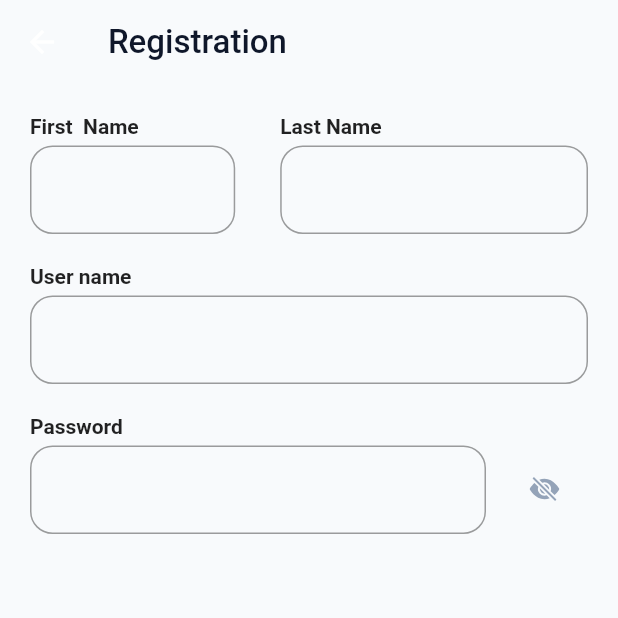
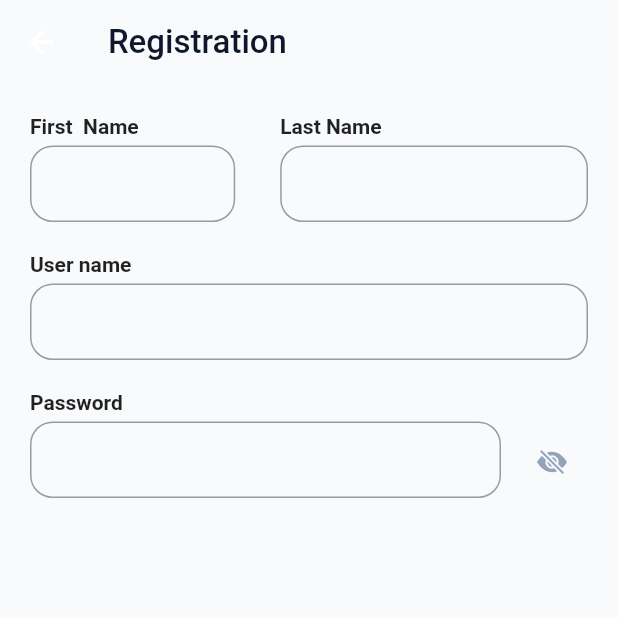
Before and after one commit to sagar-sangani/starter_app, a Flutter app: the Task4 screen opened directly, on a phone screen of 412 x 824 dp, the top half of it. Run offline on Flutter 3.47's test engine with Material 2 defaults, Android fonts, the light colour scheme and no system bars; our stand-ins replace bootstrap_icons, google_fonts; missing offline and left inert: figma_squircle.

Commit message:
testcase for task 4

```diff
--- a/lib/app/views/home_view.dart
+++ b/lib/app/views/home_view.dart
@@ -20,6 +20,7 @@ class HomeView extends StatelessWidget {
           ...TASK_LIST
               .map(
                 (e) => GridItem(
+                  key: ValueKey(e.name),
                   serialNumber: TASK_LIST.indexOf(e) + 1,
                   name: e.name,
                   widget: e.widget,
--- a/lib/app/views/tasks/task_4/task_4.dart
+++ b/lib/app/views/tasks/task_4/task_4.dart
@@ -105,6 +105,7 @@ class _Task4State extends State<Task4> {
                                     const BorderSide(color: TWColors.black),
                                 borderRadius: BorderRadius.circular(15),
                               ),
+                              isDense: true,
                             ),
                           ),
                         ],
@@ -131,6 +132,7 @@ class _Task4State extends State<Task4> {
                                     const BorderSide(color: TWColors.black),
                                 borderRadius: BorderRadius.circular(15),
                               ),
+                              isDense: true,
                             ),
                           ),
                         ],
@@ -155,6 +157,7 @@ class _Task4State extends State<Task4> {
                           borderSide: const BorderSide(color: TWColors.black),
                           borderRadius: BorderRadius.circular(15),
                         ),
+                        isDense: true,
                       ),
                     ),
                   ],
@@ -162,6 +165,7 @@ class _Task4State extends State<Task4> {
                 const SizedBox(height: 20),
                 IntrinsicHeight(
                   child: Row(
+                    crossAxisAlignment: CrossAxisAlignment.end,
                     children: [
                       Flexible(
                         flex: 1,
@@ -177,8 +181,10 @@ class _Task4State extends State<Task4> {
                             ),
                             const SizedBox(height: 5),
                             TextField(
+                              key: const ValueKey('passwordInput'),
                               onChanged: (password) => _checkPassword(password),
                               obscureText: !_isVisible,
+                              obscuringCharacter: '.',
                               controller: passwordController,
                               decoration: InputDecoration(
                                 border: OutlineInputBorder(
@@ -186,6 +192,7 @@ class _Task4State extends State<Task4> {
                                       const BorderSide(color: TWColors.black),
                                   borderRadius: BorderRadius.circular(15),
                                 ),
+                                isDense: true,
                               ),
                             ),
                           ],
@@ -195,9 +202,6 @@ class _Task4State extends State<Task4> {
                         width: 10,
                       ),
                       Container(
-                        margin: const EdgeInsets.only(top: 20),
-                        padding: const EdgeInsets.only(
-                            top: 5, bottom: 5, left: 5, right: 5),
                         child: IconButton(
                             splashRadius: 0.1,
                             icon: _isVisible
```
Also changed, not shown: lib/app/views/tasks_list.dart (+25 -0 lines), 1 other file.
